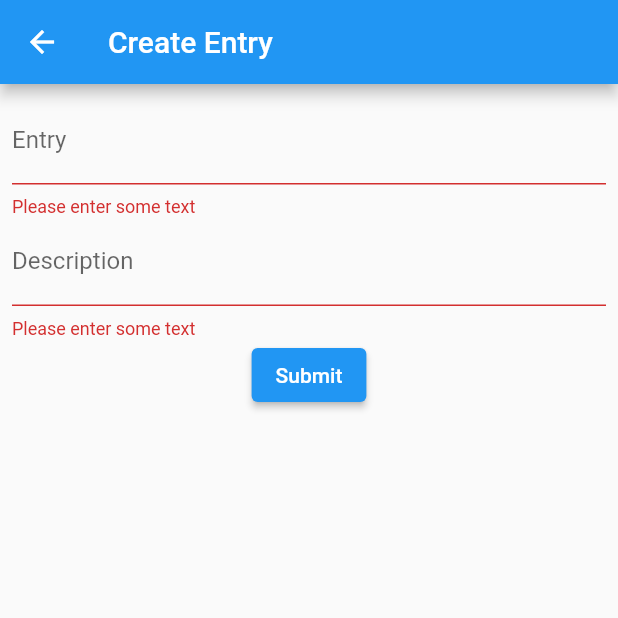
After one commit to leovieira20/word-bucket, a Flutter app: the CreateEntryPage screen opened by its route, after a tap on "Submit", on a phone screen of 412 x 824 dp, the top half of it. The commit adds this screen. Run offline on Flutter 3.47's test engine with Material 2 defaults, Android fonts, the phone set to English and light mode, and no system bars; our stand-ins replace cloud_firestore, firebase_auth, firebase_core; missing offline and left inert: flutterfire_ui; accounts and stored records are empty.

Commit message:
feat: create entry page

```diff
--- /dev/null
+++ b/lib/pages/entries/create/create_entry_page.dart
@@ -0,0 +1,101 @@
+import 'package:app/pages/entries/entry.dart';
+import 'package:cloud_firestore/cloud_firestore.dart';
+import 'package:firebase_auth/firebase_auth.dart';
+import 'package:flutter/material.dart';
+
+class CreateEntryPage extends StatefulWidget {
+  const CreateEntryPage({Key? key}) : super(key: key);
+
+  @override
+  State<CreateEntryPage> createState() => _CreateEntryPageState();
+}
+
+class _CreateEntryPageState extends State<CreateEntryPage> {
+  final _formKey = GlobalKey<FormState>();
+  final _entryController = TextEditingController();
+  final _meaningController = TextEditingController();
+
+  @override
+  Widget build(BuildContext context) {
+    return Scaffold(
+      appBar: AppBar(
+        title: const Text('Create Entry'),
+      ),
+      body: Form(
+        key: _formKey,
+        child: Padding(
+          padding: const EdgeInsets.all(8.0),
+          child: Column(
+            mainAxisAlignment: MainAxisAlignment.start,
+            children: [
+              _valueTextField(),
+              _meaningTextField(),
+              _submitButton(context)
+            ],
+          ),
+        ),
+      ),
+    );
+  }
+
+  TextFormField _valueTextField() {
+    return TextFormField(
+      controller: _entryController,
+      decoration: const InputDecoration(
+        labelText: 'Entry',
+      ),
+      validator: (value) {
+        if (value == null || value.isEmpty) {
+          return 'Please enter some text';
+        }
+        return null;
+      },
+    );
+  }
+
+  TextFormField _meaningTextField() {
+    return TextFormField(
+      controller: _meaningController,
+      decoration: const InputDecoration(
+        labelText: 'Description',
+      ),
+      validator: (value) {
+        if (value == null || value.isEmpty) {
+          return 'Please enter some text';
+        }
+        return null;
+      },
+    );
+  }
+
+  ElevatedButton _submitButton(BuildContext context) {
+    return ElevatedButton(
+        onPressed: () async => await _submitForm(context),
+        child: const Text('Submit'));
+  }
+
+  Future<void> _submitForm(BuildContext context) async {
+    if (!_formKey.currentState!.validate()) {
+      return;
+    }
+
+    var entry = _entryController.text;
+    var meaning = _meaningController.text;
+
+    var newEntry = Entry.create(entry, meaning);
+
+    await FirebaseFirestore.instance
+        .collection('users')
+        .doc(FirebaseAuth.instance.currentUser!.email)
+        .collection('buckets')
+        .doc('english')
+        .collection('entries')
+        .add(newEntry.toJson());
+
+    if (!mounted) {
+      return;
+    }
+
+    Navigator.of(context).pop();
+  }
+}
--- a/lib/pages/entries/entry.dart
+++ b/lib/pages/entries/entry.dart
@@ -1,25 +1,52 @@
 import 'package:cloud_firestore/cloud_firestore.dart';
 
 class Entry {
+  static const String kCreatedAt = 'createdAt';
+  static const String kValue = 'value';
+  static const String kMeaning = 'meaning';
+
   final DateTime createdAt;
   final String value;
+  final String meaning;
 
   Entry({
     required this.createdAt,
     required this.value,
+    required this.meaning,
   });
 
+  factory Entry.create(String entry, String meaning) {
+    return Entry(
+      createdAt: DateTime.now(),
+      value: entry,
+      meaning: meaning,
+    );
+  }
+
   factory Entry.fromJson(Map<String, dynamic> json) {
+    var createdAt = json[kCreatedAt];
     return Entry(
-      createdAt: (json['created_at'] as Timestamp).toDate(),
-      value: json['value'],
+      createdAt: _parseJsonTimestamp(createdAt),
+      value: json[kValue],
+      meaning: json[kMeaning],
     );
   }
 
   Map<String, dynamic> toJson() {
     return {
-      'created_at': createdAt.toIso8601String(),
-      'value': value,
+      kCreatedAt: createdAt.toIso8601String(),
+      kValue: value,
+      kMeaning: meaning,
     };
   }
 }
+
+_parseJsonTimestamp(dynamic createdAt) {
+  if (createdAt is String) {
+    return DateTime.parse(createdAt);
+  } else if (createdAt is Timestamp) {
+    return createdAt.toDate();
+  } else {
+    return null;
+  }
+}
```
Also changed, not shown: lib/my_app.dart (+13 -6 lines), lib/pages/entries/list/entries_list_page.dart (+8 -1 lines).
